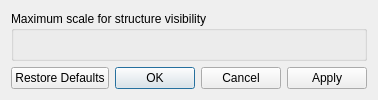
Old version of the form src/structuredialog.ui in the repository Cubitect/cubiomes-viewer.
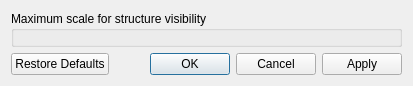
New version of the form. Icons and pictures are not drawn.

```diff
--- a/src/structuredialog.ui
+++ b/src/structuredialog.ui
@@ -2,6 +2,14 @@
 <ui version="4.0">
  <class>StructureDialog</class>
  <widget class="QDialog" name="StructureDialog">
+  <property name="geometry">
+   <rect>
+    <x>0</x>
+    <y>0</y>
+    <width>413</width>
+    <height>86</height>
+   </rect>
+  </property>
   <property name="windowTitle">
    <string>Structure Visibility</string>
   </property>
```
